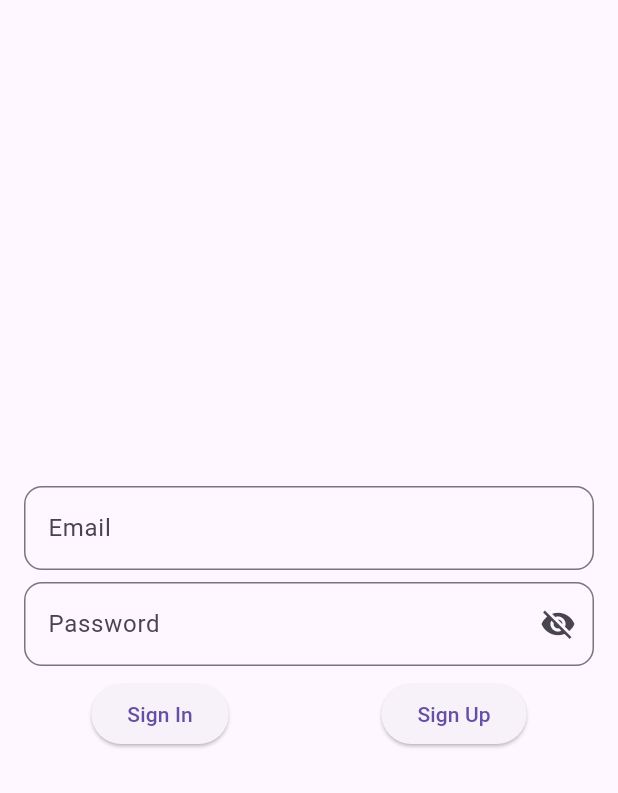
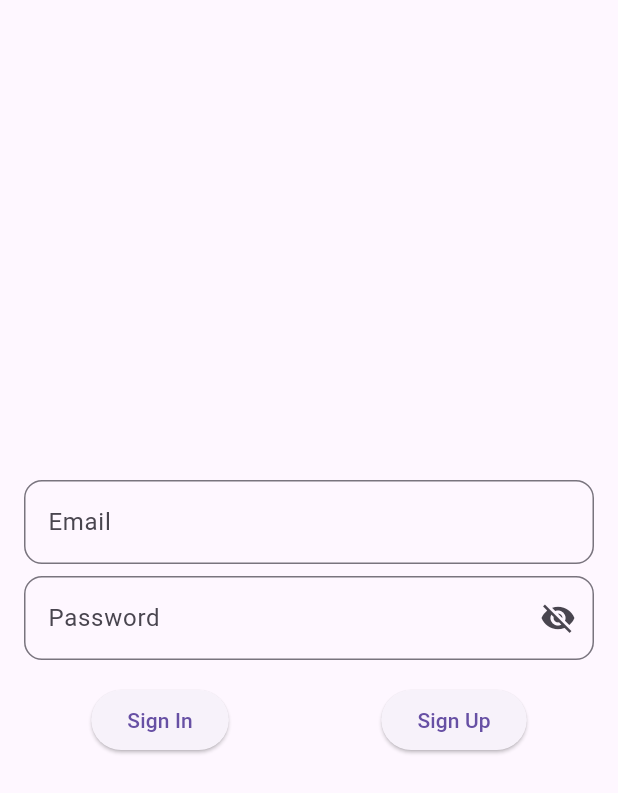
Before and after one commit to oreiscool/stash, a Flutter app: the screen it shows after launch, on a phone screen of 412 x 824 dp. Shown: the top 793 px of the screen. Run offline on Flutter 3.47's test engine with Material 3 defaults, Android fonts, the phone set to English and light mode, and no system bars; our stand-ins replace firebase_auth, firebase_core, flutter_riverpod, riverpod_annotation; accounts and stored records are empty; generated files the repository leaves out were written again.

```diff
--- a/lib/pages/login_page.dart
+++ b/lib/pages/login_page.dart
@@ -78,7 +78,9 @@ class _LoginPageState extends ConsumerState<LoginPage> {
   @override
   Widget build(BuildContext context) {
     return Scaffold(
-      body: Padding(
+      body: _isLoading
+          ? const Center(child: CircularProgressIndicator())
+          : Padding(
               padding: const EdgeInsets.all(16),
               child: Column(
                 mainAxisAlignment: MainAxisAlignment.center,
@@ -115,16 +117,19 @@ class _LoginPageState extends ConsumerState<LoginPage> {
                     ),
                     obscureText: !_isPasswordVisible,
                   ),
-            SizedBox(height: 8),
-            if (_isLoading)
-              const CircularProgressIndicator()
-            else
+                  SizedBox(height: 16),
                   Row(
                     mainAxisAlignment: MainAxisAlignment.spaceEvenly,
                     children: [
-                  ElevatedButton(onPressed: _signIn, child: Text('Sign In')),
+                      ElevatedButton(
+                        onPressed: _signIn,
+                        child: Text('Sign In'),
+                      ),
                       SizedBox(width: 12),
-                  ElevatedButton(onPressed: _signUp, child: Text('Sign Up')),
+                      ElevatedButton(
+                        onPressed: _signUp,
+                        child: Text('Sign Up'),
+                      ),
                     ],
                   ),
                 ],
```
Also changed, not shown: lib/pages/home_page.dart (+18 -3 lines). Lines whose indentation alone changed are shown as unchanged.
